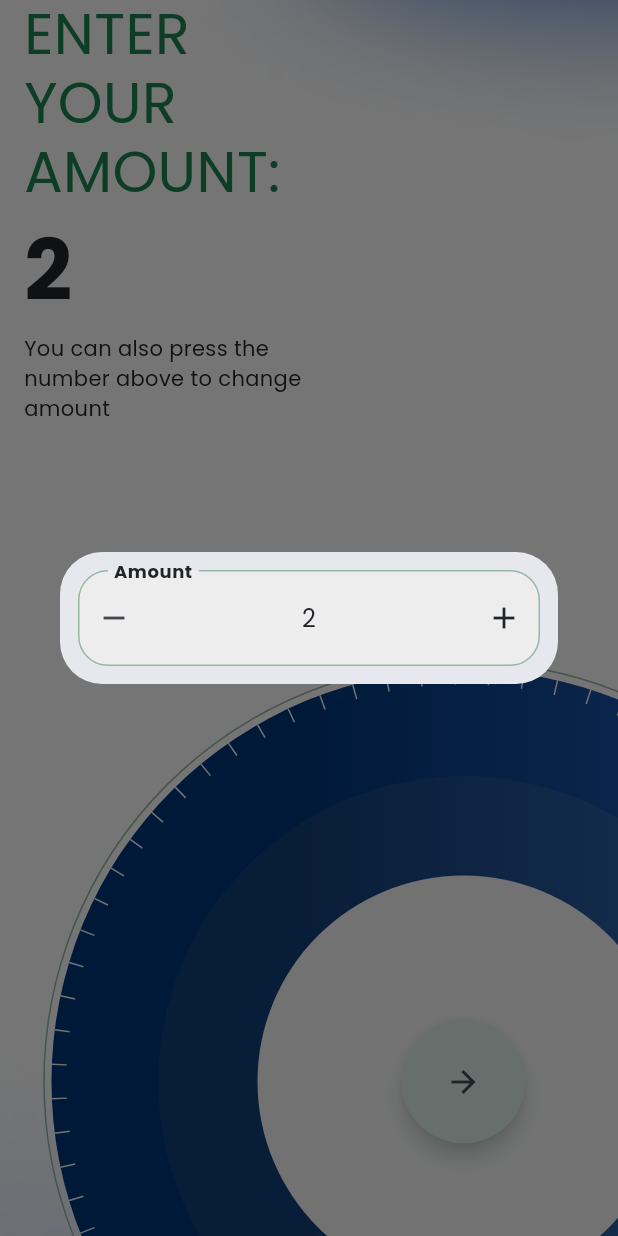
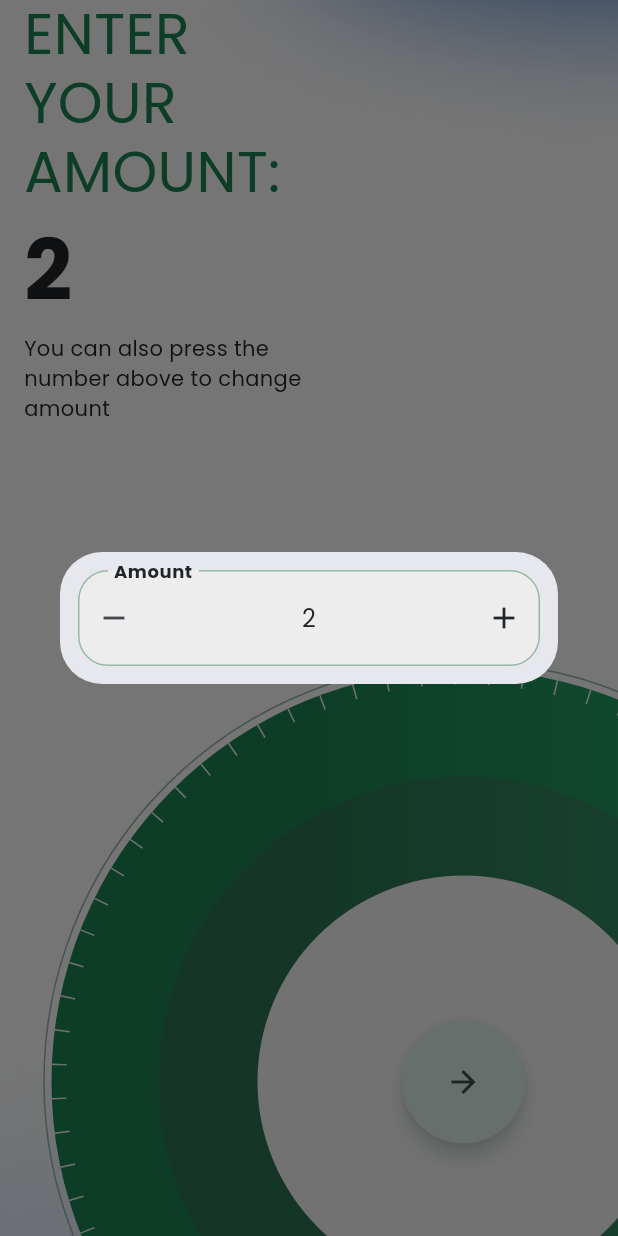
Before and after one commit to ashellz/habitt_v2, a Flutter app: the NumberPickerScreen screen opened directly, after a tap on an icon or button, on a phone screen of 412 x 824 dp. Run offline on Flutter 3.47's test engine with Material 3 defaults, Android fonts, the light colour scheme and no system bars; drawn by our look-alikes of flutter_spinbox; our stand-ins replace flutter_svg, tinycolor2; generated files the repository leaves out were written again.

Commit message:
apply colorscheme to the wheel

```diff
--- a/lib/widgets/enter_amount_page/amount_wheel.dart
+++ b/lib/widgets/enter_amount_page/amount_wheel.dart
@@ -4,6 +4,7 @@ import 'package:flutter/material.dart';
 import 'package:habitt/providers/color_provider.dart';
 import 'package:habitt/providers/state_provider.dart';
 import 'package:provider/provider.dart';
+import 'package:tinycolor2/tinycolor2.dart';
 
 class InteractiveWheel extends StatefulWidget {
   const InteractiveWheel({
@@ -138,16 +139,15 @@ class GradientPainter extends CustomPainter {
     final double radius = size.width / 1.5;
     final Offset center = Offset(size.width / 2, size.height / 2);
 
+    final Color darkColor = colorProvider.colorScheme.darkerStandardColor;
+
     final LinearGradient saturatedGradient = LinearGradient(
-      colors: [Color(0xFF01377D), Color.fromARGB(255, 38, 101, 194)],
+      colors: [darkColor, darkColor.lighten(10)],
       stops: [0.3, 1.0],
     );
 
     final LinearGradient gradient = LinearGradient(
-      colors: [
-        Color.fromARGB(255, 18, 63, 122),
-        Color.fromARGB(255, 62, 115, 194),
-      ],
+      colors: [darkColor.desaturate(20), darkColor.lighten(10).desaturate(20)],
       stops: [0.3, 1.0],
     );
 
--- a/pubspec.yaml
+++ b/pubspec.yaml
@@ -38,6 +38,7 @@ dependencies:
   provider: ^6.1.2
   flutter_spinbox: ^0.13.1
   circle_wheel: ^0.0.1+2
+  tinycolor2: ^3.0.1
 
 dev_dependencies:
   flutter_test:
```
Also changed, not shown: pubspec.lock.
